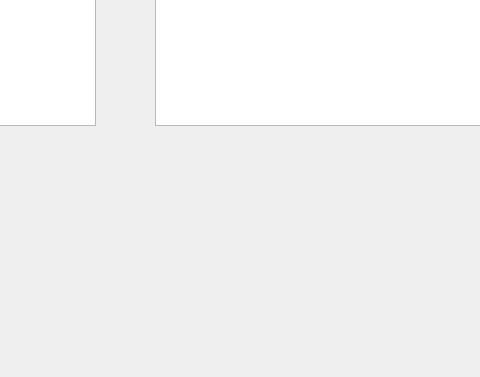
This is mainwindow.ui in osamamuhammad3623/XML_editor as Qt 5 draws it before an edit; both pictures show x 425 to 905 and y 355 to 732 of the 1120 by 732 pixel window. The edited form follows.
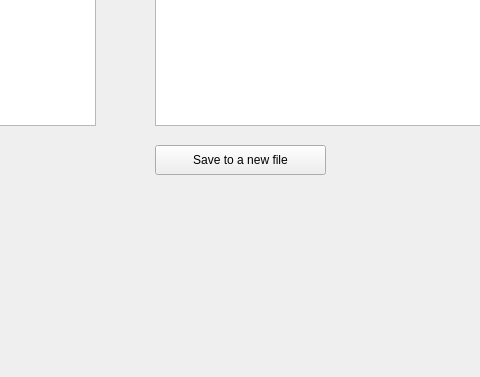
This is the edited form.

The edit to the form file:
```diff
--- a/mainwindow.ui
+++ b/mainwindow.ui
@@ -147,6 +147,19 @@
      <string>for specific XML data</string>
     </property>
    </widget>
+   <widget class="QPushButton" name="saveNew">
+    <property name="geometry">
+     <rect>
+      <x>580</x>
+      <y>500</y>
+      <width>171</width>
+      <height>30</height>
+     </rect>
+    </property>
+    <property name="text">
+     <string>Save to a new file</string>
+    </property>
+   </widget>
   </widget>
   <widget class="QMenuBar" name="menubar">
    <property name="geometry">
```
